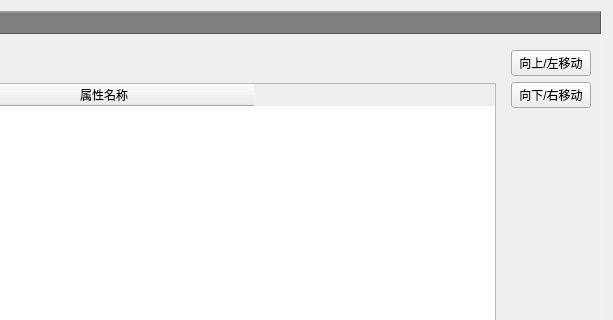
First picture: the form in PlotManager.ui, repository whatudone/plotxy, before the edit; both pictures show x 646 to 1259 and y 0 to 320 of the 1259 by 766 pixel window.
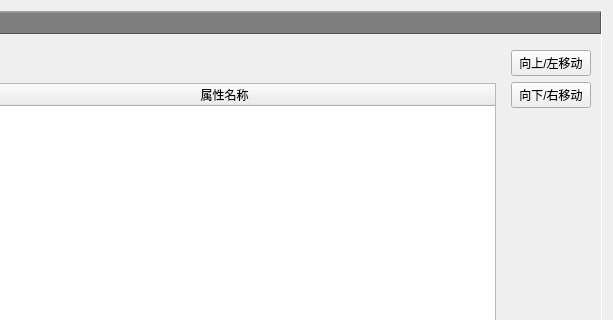
Second picture: the form after the edit. The open tabs and pages were chosen to show the change. Custom widgets are drawn as their Qt base class.

```diff
--- a/PlotManager.ui
+++ b/PlotManager.ui
@@ -4757,7 +4757,7 @@
                     <number>300</number>
                    </attribute>
                    <attribute name="horizontalHeaderStretchLastSection">
-                    <bool>false</bool>
+                    <bool>true</bool>
                    </attribute>
                    <attribute name="verticalHeaderVisible">
                     <bool>false</bool>
```
Left out of the diff: 16 changed lines with no effect on the pictures.
